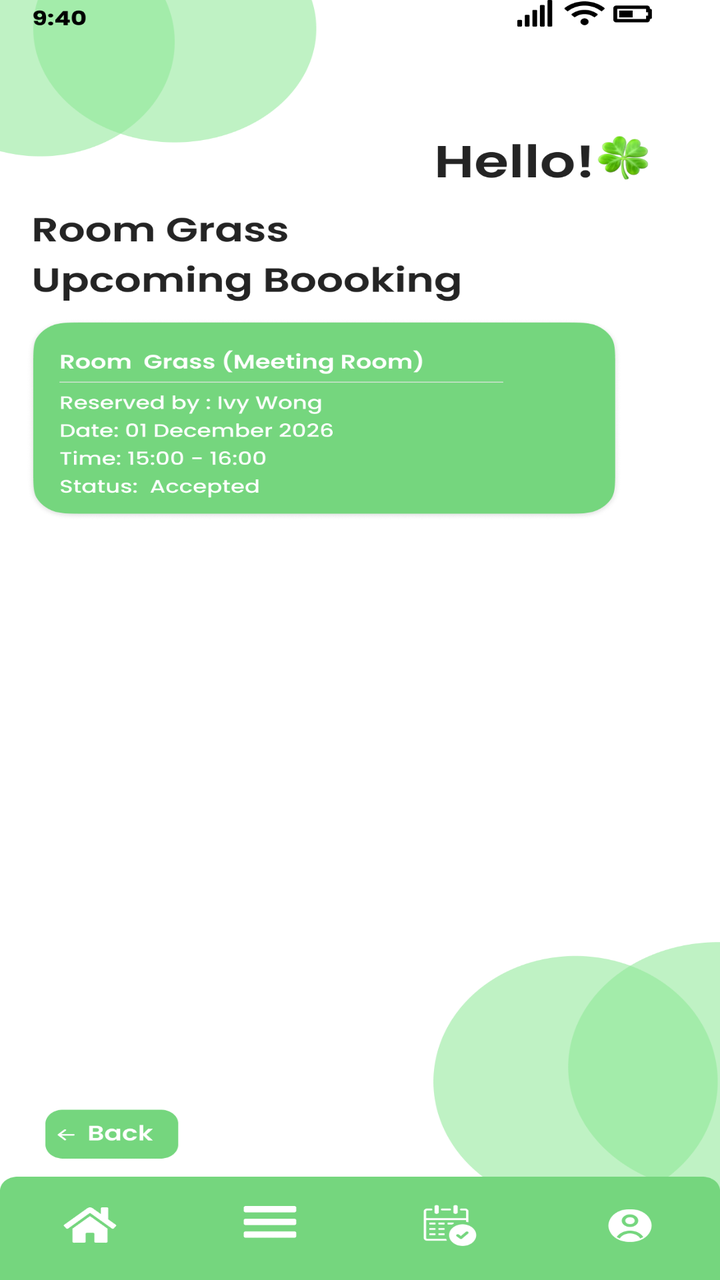
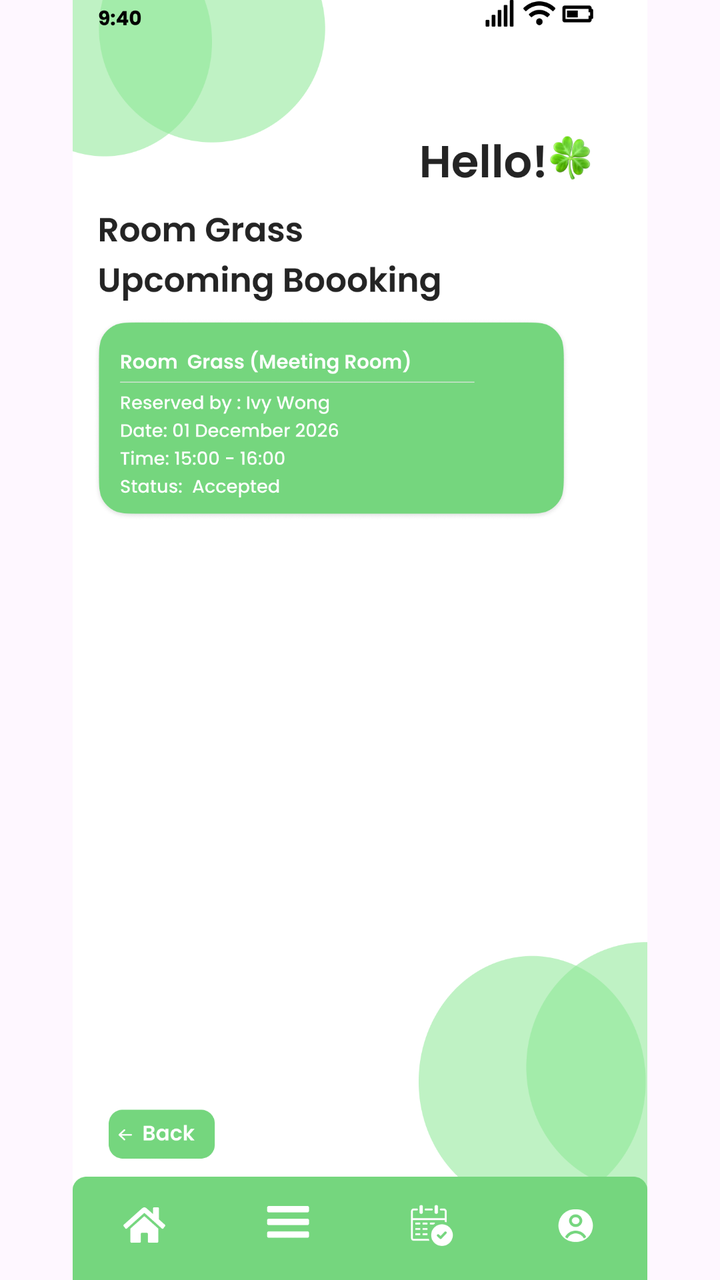

Two renders of the same Android screen: before a commit and after it. Below are the layout's source before the change and the commit's diff.
<!-- AndroidManifest.xml: application theme Theme.COMP2000HKSoftwareEngineeringAssessment -->
<!-- res/layout/activity_manager_roomstates_upcoming_g.xml -->
<?xml version="1.0" encoding="utf-8"?>
<androidx.constraintlayout.widget.ConstraintLayout xmlns:android="http://schemas.android.com/apk/res/android"
    xmlns:app="http://schemas.android.com/apk/res-auto"
    xmlns:tools="http://schemas.android.com/tools"
    android:id="@+id/main"
    android:layout_width="match_parent"
    android:layout_height="match_parent"
    tools:context=".manager_roomstates_upcoming_g">

    <ImageView
        android:id="@+id/iv_login_page"
        android:layout_width="match_parent"
        android:layout_height="match_parent"
        android:scaleType="fitXY"
        android:src="@drawable/manager_roomstates_upcoming_g"
        app:layout_constraintBottom_toBottomOf="parent"
        app:layout_constraintEnd_toEndOf="parent"
        app:layout_constraintStart_toStartOf="parent"
        app:layout_constraintTop_toTopOf="parent" />

    <ImageButton
        android:id="@+id/btn_managermenuhomebutton"
        android:layout_width="0dp"
        android:layout_height="0dp"
        android:background="@android:color/transparent"
        app:layout_constraintBottom_toBottomOf="parent"
        app:layout_constraintDimensionRatio="2:1"
        app:layout_constraintEnd_toEndOf="parent"
        app:layout_constraintHorizontal_bias="0.071"
        app:layout_constraintStart_toStartOf="parent"
        app:layout_constraintTop_toTopOf="parent"
        app:layout_constraintVertical_bias="0.97"
        app:layout_constraintWidth_percent="0.15 " />
    <ImageButton
        android:id="@+id/btn_managermenubutton"
        android:layout_width="0dp"
        android:layout_height="0dp"
        android:background="@android:color/transparent"
        app:layout_constraintBottom_toBottomOf="parent"
        app:layout_constraintDimensionRatio="2:1"
        app:layout_constraintEnd_toEndOf="parent"
        app:layout_constraintHorizontal_bias="0.369"
        app:layout_constraintStart_toStartOf="parent"
        app:layout_constraintTop_toTopOf="parent"
        app:layout_constraintVertical_bias="0.969"
        app:layout_constraintWidth_percent="0.15" />

    <ImageButton
        android:id="@+id/btn_managermybookingbutton"
        android:layout_width="0dp"
        android:layout_height="0dp"
        android:background="@android:color/transparent"
        app:layout_constraintBottom_toBottomOf="parent"
        app:layout_constraintDimensionRatio="2:1"
        app:layout_constraintEnd_toEndOf="parent"
        app:layout_constraintHorizontal_bias="0.644"
        app:layout_constraintStart_toStartOf="parent"
        app:layout_constraintTop_toTopOf="parent"
        app:layout_constraintVertical_bias="0.969"
        app:layout_constraintWidth_percent="0.15" />

    <ImageButton
        android:id="@+id/btn_managermyprofile"
        android:layout_width="0dp"
        android:layout_height="0dp"
        android:background="@android:color/transparent"
        app:layout_constraintBottom_toBottomOf="parent"
        app:layout_constraintDimensionRatio="2:1"
        app:layout_constraintEnd_toEndOf="parent"
        app:layout_constraintHorizontal_bias="0.957"
        app:layout_constraintStart_toStartOf="parent"
        app:layout_constraintTop_toTopOf="parent"
        app:layout_constraintVertical_bias="0.969"
        app:layout_constraintWidth_percent="0.15" />

    <ImageButton
        android:id="@+id/btn_select_datetime_select_back"
        android:layout_width="0dp"
        android:layout_height="0dp"
        android:background="@android:color/transparent"
        app:layout_constraintBottom_toBottomOf="parent"
        app:layout_constraintDimensionRatio="2.5:1"
        app:layout_constraintEnd_toEndOf="parent"
        app:layout_constraintHorizontal_bias="0.074"
        app:layout_constraintStart_toStartOf="parent"
        app:layout_constraintTop_toTopOf="parent"
        app:layout_constraintVertical_bias="0.9"
        app:layout_constraintWidth_percent="0.179 " />

</androidx.constraintlayout.widget.ConstraintLayout>
<!-- resources referenced by this layout -->
<resources>
  <!-- drawable manager_roomstates_upcoming_g: png bitmap (drawable, 127793 bytes) -->
  <style name="Theme.COMP2000HKSoftwareEngineeringAssessment" parent="Base.Theme.COMP2000HKSoftwareEngineeringAssessment" />
  <style name="Base.Theme.COMP2000HKSoftwareEngineeringAssessment" parent="Theme.Material3.DayNight.NoActionBar">
          
          
      </style>
</resources>

<!-- the commit's change to res/layout/activity_manager_roomstates_upcoming_g.xml (unified diff, before → after) -->
@@ -11,7 +11,7 @@
         android:id="@+id/iv_login_page"
         android:layout_width="match_parent"
         android:layout_height="match_parent"
-        android:scaleType="fitXY"
+        android:scaleType="fitCenter"
         android:src="@drawable/manager_roomstates_upcoming_g"
         app:layout_constraintBottom_toBottomOf="parent"
         app:layout_constraintEnd_toEndOf="parent"
